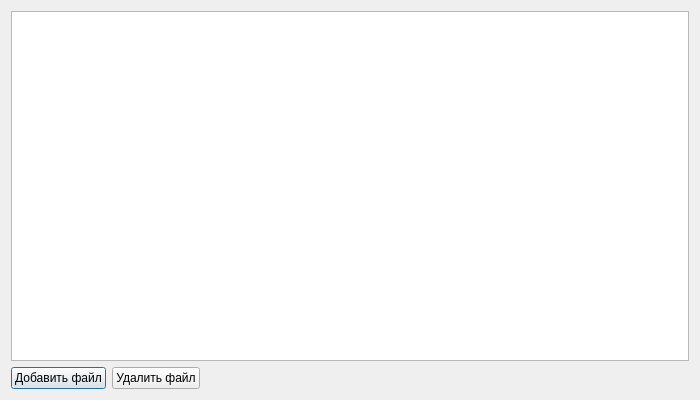
This is app/ui/manage_files_window.ui in reisenbest/PPK_ARCHEOMAP as Qt 5 draws it before an edit. The edited form follows.
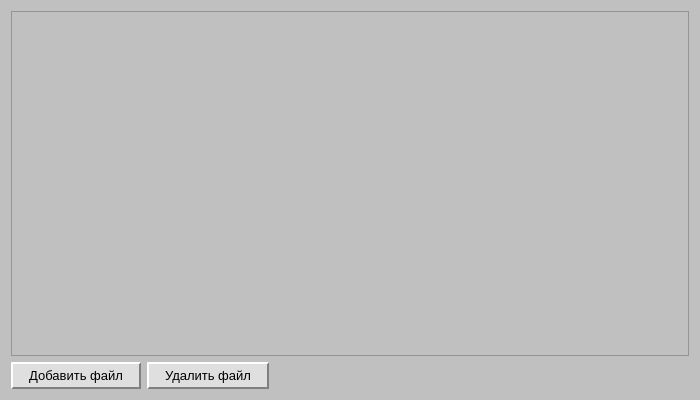
This is the edited form.

```diff
--- a/app/ui/manage_files_window.ui
+++ b/app/ui/manage_files_window.ui
@@ -13,6 +13,59 @@
   <property name="windowTitle">
    <string>Управление файлами</string>
   </property>
+  <property name="styleSheet">
+   <string notr="true">QWidget {
+    background: #c0c0c0;
+    font-family: Tahoma, Arial, sans-serif;
+    color: #000;
+    font-size: 13px;
+}
+
+QLabel {
+    font-weight: normal;
+    color: #000;
+    background: transparent;
+}
+
+QLineEdit, QTextEdit, QDoubleSpinBox {
+    background: #fff;
+    border: 2px solid #808080;
+    border-radius: 0px;
+    padding: 2px 4px;
+    font-size: 13px;
+    color: #000;
+}
+
+QPushButton {
+    background: #dfdfdf;
+    border: 2px outset #fff;
+    border-bottom: 2px solid #808080;
+    border-right: 2px solid #808080;
+    border-radius: 0px;
+    padding: 4px 16px;
+    font-size: 13px;
+    color: #000;
+    min-width: 80px;
+}
+
+QPushButton:pressed {
+    border: 2px inset #808080;
+    background: #bdbdbd;
+}
+
+QTextBrowser {
+    background: #e0e0e0;
+    border: 2px solid #808080;
+    color: #222;
+    font-size: 12px;
+}
+
+QLabel[styleSheet*=&quot;color: red&quot;] {
+    color: #b22222;
+    font-style: italic;
+    background: transparent;
+}</string>
+  </property>
   <layout class="QVBoxLayout" name="verticalLayout">
    <item>
     <widget class="QTableView" name="filesTableView"/>
```
